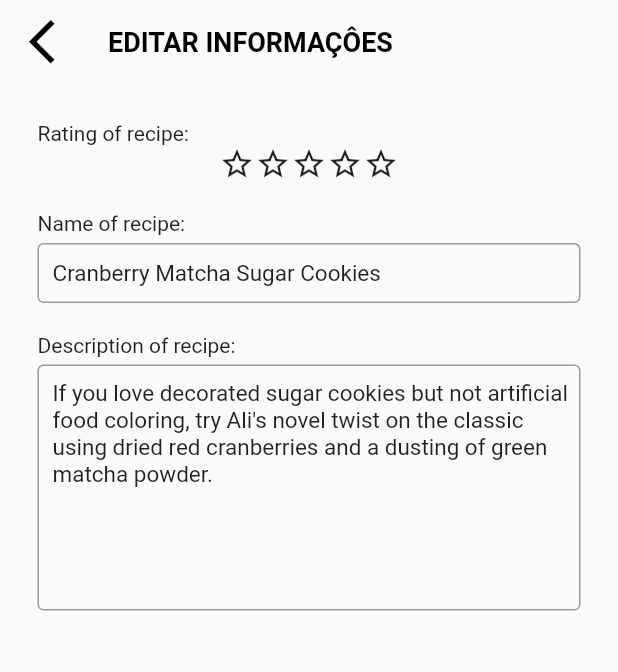
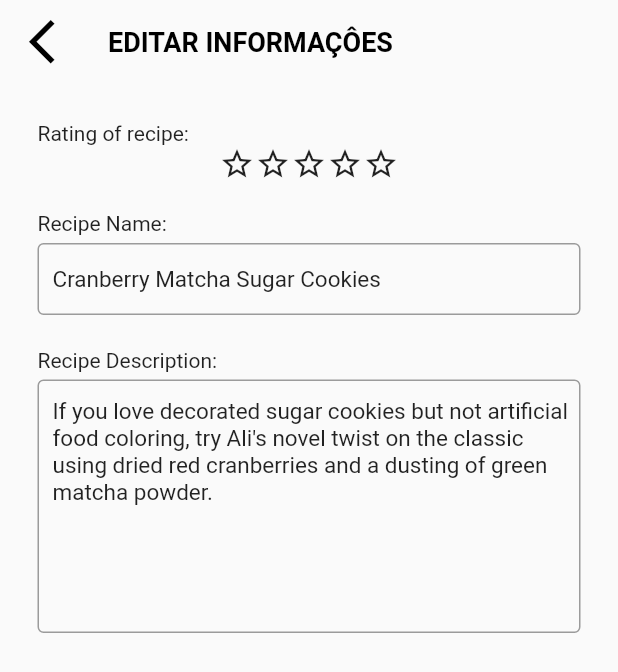
Before and after one commit to PBrunoCyber/Food_Recipe, a Flutter app: the EditPage screen opened directly with sample values from the repository, on a phone screen of 412 x 824 dp. Shown: the top 672 px of the screen. Run offline on Flutter 3.47's test engine with Material 2 defaults, Android fonts, the phone set to English and light mode, and no system bars; network calls fail.

Commit message:
Widget Edit Forms added

```diff
--- a/lib/views/edit_page.dart
+++ b/lib/views/edit_page.dart
@@ -1,5 +1,6 @@
 import 'package:flutter/material.dart';
 import 'package:flutter_food_recipe/models/recipe.dart';
+import 'package:flutter_food_recipe/views/widgets/edit_form_widget.dart';
 import 'package:flutter_food_recipe/views/widgets/rating.dart';
 
 class EditPage extends StatefulWidget {
@@ -18,7 +19,11 @@ class _EditPageState extends State<EditPage> {
     return Scaffold(
       appBar: AppBar(
         leading: IconButton(
-          onPressed: () => Navigator.of(context).pop(),
+          onPressed: () {
+            FocusScope.of(context).unfocus();
+            Future.delayed(const Duration(milliseconds: 200),
+                () => Navigator.of(context).pop());
+          },
           icon: const Icon(Icons.arrow_back_ios_new, size: 35),
           color: Colors.black,
         ),
@@ -47,39 +52,21 @@ class _EditPageState extends State<EditPage> {
                     _rating = rating;
                   });
                 }),
-                const SizedBox(height: 20),
-                const Text("Name of recipe:"),
-                const SizedBox(height: 5),
-                SizedBox(
-                  height: 40,
-                  child: TextField(
+                FormEdit(
                   controller: TextEditingController()
                     ..text = widget.recipe.name,
-                    style: const TextStyle(fontSize: 15),
-                    decoration: const InputDecoration(
+                  label: "Recipe Name:",
                   hintText: "Type the name of recipe",
-                      contentPadding: EdgeInsets.only(left: 10),
-                      border: OutlineInputBorder(),
+                  maxLines: 1,
+                  heightSizedBox: 50,
                 ),
-                  ),
-                ),
-                const SizedBox(height: 20),
-                const Text("Description of recipe:"),
-                const SizedBox(height: 5),
-                SizedBox(
-                  height: 200,
-                  child: TextField(
+                FormEdit(
                   controller: TextEditingController()
                     ..text = widget.recipe.description,
-                    keyboardType: TextInputType.multiline,
-                    style: const TextStyle(fontSize: 15),
+                  label: "Recipe Description:",
+                  hintText: "Type the description of recipe",
                   maxLines: 8,
-                    decoration: const InputDecoration(
-                      hintText: "Type the description of recipe",
-                      contentPadding: EdgeInsets.only(left: 10, top: 20),
-                      border: OutlineInputBorder(),
-                    ),
-                  ),
+                  heightSizedBox: 200,
                 ),
               ],
             ),
@@ -89,103 +76,3 @@ class _EditPageState extends State<EditPage> {
     );
   }
 }
-
-
-// Row(
-//                   mainAxisAlignment: MainAxisAlignment.start,
-//                   children: [
-//                     IconButton(
-//                       icon: starId[0]
-//                           ? const Icon(Icons.star, color: Colors.orange)
-//                           : const Icon(Icons.star_border),
-//                       onPressed: () {
-//                         setState(() {
-//                           count = 1;
-//                           if (starId[0]) {
-//                             for (var i = 1; i < starId.length; i++) {
-//                               starId[i] = false;
-//                             }
-//                           } else {
-//                             starId[0] = !starId[0];
-//                           }
-//                         });
-//                       },
-//                     ),
-//                     IconButton(
-//                       icon: starId[1]
-//                           ? const Icon(Icons.star, color: Colors.orange)
-//                           : const Icon(Icons.star_border),
-//                       onPressed: () {
-//                         setState(() {
-//                           count = 2;
-
-//                           if (starId[1]) {
-//                             for (var i = 2; i < starId.length; i++) {
-//                               starId[i] = false;
-//                             }
-//                           } else {
-//                             for (var i = 0; i < 2; i++) {
-//                               starId[i] = true;
-//                             }
-//                           }
-//                         });
-//                       },
-//                     ),
-//                     IconButton(
-//                       icon: starId[2]
-//                           ? const Icon(Icons.star, color: Colors.orange)
-//                           : const Icon(Icons.star_border),
-//                       onPressed: () {
-//                         setState(() {
-//                           count = 3;
-
-//                           if (starId[2]) {
-//                             for (var i = 3; i < starId.length; i++) {
-//                               starId[i] = false;
-//                             }
-//                           } else {
-//                             for (var i = 0; i < 3; i++) {
-//                               starId[i] = true;
-//                             }
-//                           }
-//                         });
-//                       },
-//                     ),
-//                     IconButton(
-//                       icon: starId[3]
-//                           ? const Icon(Icons.star, color: Colors.orange)
-//                           : const Icon(Icons.star_border),
-//                       onPressed: () {
-//                         setState(() {
-//                           count = 4;
-
-//                           if (starId[3]) {
-//                             for (var i = 4; i < starId.length; i++) {
-//                               starId[i] = false;
-//                             }
-//                           } else {
-//                             for (var i = 0; i < 4; i++) {
-//                               starId[i] = true;
-//                             }
-//                           }
-//                         });
-//                       },
-//                     ),
-//                     IconButton(
-//                       icon: starId[4]
-//                           ? const Icon(Icons.star, color: Colors.orange)
-//                           : const Icon(Icons.star_border),
-//                       onPressed: () {
-//                         setState(() {
-//                           count = 5;
-
-//                           if (!starId[4]) {
-//                             for (var i = 0; i < 5; i++) {
-//                               starId[i] = true;
-//                             }
-//                           }
-//                         });
-//                       },
-//                     ),
-//                   ],
-//                 ),
--- /dev/null
+++ b/lib/views/widgets/edit_form_widget.dart
@@ -0,0 +1,41 @@
+import 'package:flutter/material.dart';
+
+class FormEdit extends StatelessWidget {
+  final TextEditingController controller;
+  final String label;
+  final String hintText;
+  final int maxLines;
+  final double heightSizedBox;
+  const FormEdit(
+      {Key key,
+      @required this.controller,
+      @required this.label,
+      @required this.hintText,
+      @required this.maxLines,
+      @required this.heightSizedBox})
+      : super(key: key);
+  @override
+  Widget build(BuildContext context) {
+    return Column(
+      crossAxisAlignment: CrossAxisAlignment.start,
+      children: [
+        const SizedBox(height: 20),
+        Text(label),
+        const SizedBox(height: 5),
+        SizedBox(
+          height: heightSizedBox,
+          child: TextField(
+            controller: controller,
+            style: const TextStyle(fontSize: 15),
+            decoration: InputDecoration(
+              hintText: hintText,
+              contentPadding: const EdgeInsets.only(left: 10, top: 25),
+              border: const OutlineInputBorder(),
+            ),
+            maxLines: maxLines,
+          ),
+        ),
+      ],
+    );
+  }
+}
```
Lines whose indentation alone changed are shown as unchanged.
